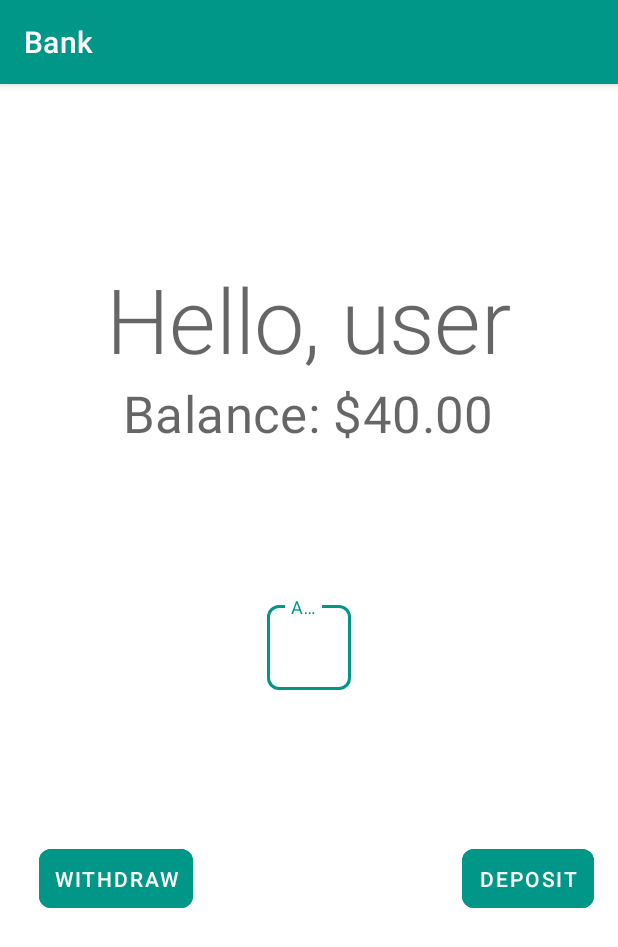
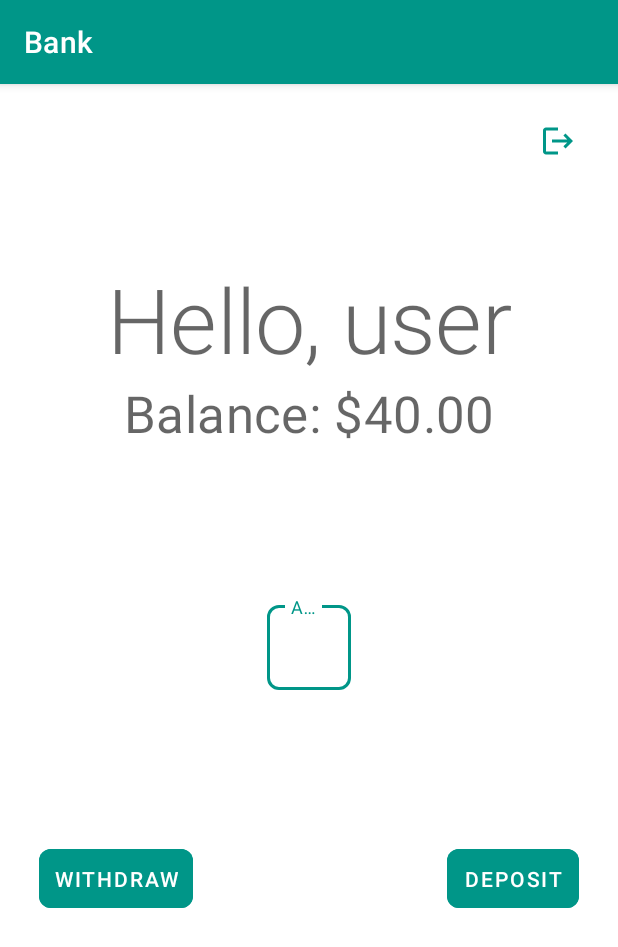
Before and after one commit to brapana/Bank, an Android app: the LoggedInActivity screen opened directly, with no data from a screen before it, on a phone screen of 412 x 824 dp. Shown: the top 947 px of the screen. Run offline under Robolectric (Android 15) with nearby library versions, the phone set to English and light mode, and no system bars.

Commit message:
added logout and cancel registration buttons

```diff
--- /dev/null
+++ b/app/src/main/res/drawable/ic_logout_black_24dp.xml
@@ -0,0 +1,9 @@
+<vector xmlns:android="http://schemas.android.com/apk/res/android"
+    android:width="24dp"
+    android:height="24dp"
+    android:viewportWidth="24"
+    android:viewportHeight="24">
+  <path
+      android:pathData="M17,7l-1.41,1.41L18.17,11H8v2h10.17l-2.58,2.58L17,17l5,-5zM4,5h8V3H4c-1.1,0 -2,0.9 -2,2v14c0,1.1 0.9,2 2,2h8v-2H4V5z"
+      android:fillColor="#000000"/>
+</vector>
--- a/app/src/main/res/layout/activity_logged_in.xml
+++ b/app/src/main/res/layout/activity_logged_in.xml
@@ -1,5 +1,5 @@
 <?xml version="1.0" encoding="utf-8"?>
-<LinearLayout
+<RelativeLayout
     xmlns:android="http://schemas.android.com/apk/res/android"
     xmlns:app="http://schemas.android.com/apk/res-auto"
     xmlns:tools="http://schemas.android.com/tools"
@@ -9,7 +9,17 @@
     android:orientation="vertical"
     tools:context=".LoggedInActivity">
 
+    <ImageButton
+        android:layout_width="wrap_content"
+        android:layout_height="wrap_content"
+        android:layout_alignParentEnd="true"
+        android:src="@drawable/ic_logout_black_24dp"
+        android:tint="?attr/colorPrimary"
+        android:backgroundTint="@android:color/transparent"
+        android:contentDescription="logout" />
+
     <Space
+        android:id="@+id/spacer0"
         android:layout_width="match_parent"
         android:layout_height="@dimen/spacer" />
 
@@ -17,28 +27,29 @@
         android:id="@+id/title"
         android:layout_width="wrap_content"
         android:layout_height="wrap_content"
-        android:layout_gravity="center_horizontal"
+        android:layout_below="@id/spacer0"
         android:text="Hello, user"
-        android:textAlignment="center"
+        android:layout_alignParentStart="true"
+        android:layout_alignParentEnd="true"
+        android:gravity="center_horizontal"
         android:textAppearance="@style/Bank.Heading" />
 
     <TextView
         android:id="@+id/balance"
         android:layout_width="wrap_content"
         android:layout_height="wrap_content"
-        android:layout_gravity="center_horizontal"
+        android:layout_below="@id/title"
         android:text="Balance: $40.00"
-        android:textAlignment="center"
+        android:layout_alignParentStart="true"
+        android:layout_alignParentEnd="true"
+        android:gravity="center_horizontal"
         android:textAppearance="@style/Bank.Heading2" />
-
-    <RelativeLayout
-        android:layout_width="wrap_content"
-        android:layout_height="wrap_content">
 
     <Space
         android:id="@+id/spacer"
         android:layout_width="match_parent"
-            android:layout_height="@dimen/spacer" />
+        android:layout_height="@dimen/spacer"
+        android:layout_below="@id/balance" />
 
     <com.google.android.material.textfield.TextInputLayout
         android:id="@+id/layout"
@@ -87,5 +98,3 @@
         android:text="@string/deposit" />
 
 </RelativeLayout>
-
-</LinearLayout>
--- a/app/src/main/res/layout/activity_register.xml
+++ b/app/src/main/res/layout/activity_register.xml
@@ -85,9 +85,18 @@
             android:layout_width="wrap_content"
             android:layout_height="wrap_content"
             android:layout_below="@id/spacer2"
+            android:layout_alignParentStart="true"
+            android:layout_marginStart="@dimen/button_margin"
+            android:text="@string/register" />
+
+        <Button
+            android:id="@+id/cancel_button"
+            android:layout_width="wrap_content"
+            android:layout_height="wrap_content"
+            android:layout_below="@id/spacer2"
             android:layout_alignParentEnd="true"
             android:layout_marginEnd="@dimen/button_margin"
-            android:text="@string/register" />
+            android:text="@string/login" />
 
     </RelativeLayout>
 
```
Lines whose indentation alone changed are shown as unchanged.
